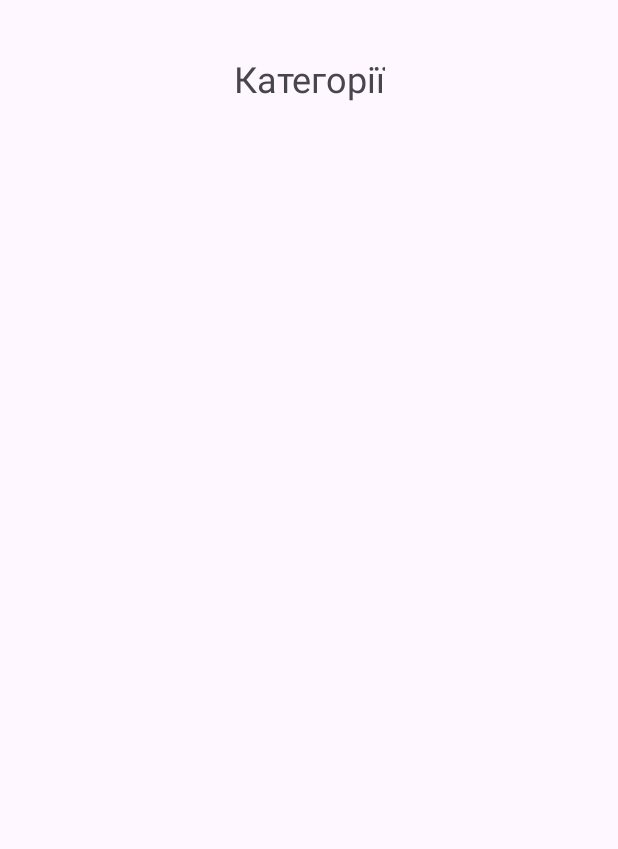
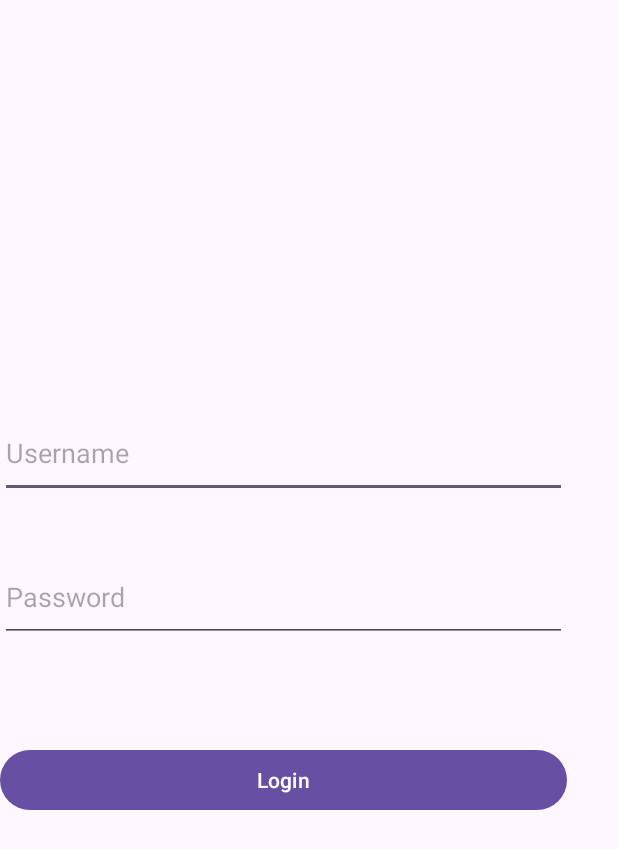
Before and after one commit to kutukov2000/Learn-Android, an Android app: the screen it shows after launch (MainActivity), on a phone screen of 412 x 824 dp. Before the commit the part shown is almost empty. Shown: the top 849 px of the screen. Run offline under Robolectric (Android 15) with nearby library versions, the phone set to English and light mode, and no system bars.

Commit message:
feat: login ✨

```diff
--- a/app/src/main/java/com/example/firstapp/MainActivity.java
+++ b/app/src/main/java/com/example/firstapp/MainActivity.java
@@ -2,8 +2,12 @@ package com.example.firstapp;
 
 import android.os.Bundle;
 import android.util.Log;
+import android.view.View;
+import android.widget.Button;
+import android.widget.EditText;
 import android.widget.ImageView;
 import android.widget.TextView;
+import android.widget.Toast;
 
 import androidx.annotation.NonNull;
 import androidx.appcompat.app.AppCompatActivity;
@@ -15,6 +19,8 @@ import com.bumptech.glide.request.RequestOptions;
 import com.example.firstapp.application.HomeApplication;
 import com.example.firstapp.category.CategoriesAdapter;
 import com.example.firstapp.dto.category.CategoryItemDTO;
+import com.example.firstapp.models.LoginRequest;
+import com.example.firstapp.models.LoginResponse;
 import com.example.firstapp.models.Post;
 import com.example.firstapp.services.ApplicationNetwork;
 import com.example.firstapp.services.NetworkService;
@@ -27,35 +33,82 @@ import retrofit2.Response;
 
 public class MainActivity extends AppCompatActivity {
 
-    RecyclerView rcCategories;
+//    RecyclerView rcCategories;
+//
+//    @Override
+//    protected void onCreate(Bundle savedInstanceState) {
+//        super.onCreate(savedInstanceState);
+//        setContentView(R.layout.activity_main);
+//
+//        rcCategories = findViewById(R.id.rcCategories);
+//        rcCategories.setHasFixedSize(true);
+//        rcCategories.setLayoutManager(new GridLayoutManager(this, 1, RecyclerView.VERTICAL, false));
+//
+//
+//        ApplicationNetwork
+//                .getInstance()
+//                .getCategoriesApi()
+//                .list()
+//                .enqueue(new Callback<List<CategoryItemDTO>>() {
+//                    @Override
+//                    public void onResponse(Call<List<CategoryItemDTO>> call, Response<List<CategoryItemDTO>> response) {
+//                        if (response.isSuccessful()) {
+//                            List<CategoryItemDTO> items = response.body();
+//                            CategoriesAdapter ca = new CategoriesAdapter(items);
+//                            rcCategories.setAdapter(ca);
+//                        }
+//                    }
+//
+//                    @Override
+//                    public void onFailure(Call<List<CategoryItemDTO>> call, Throwable throwable) {
+//                        Log.e("--problem--", "error server");
+//                    }
+//                });
+//    }
+
+    private EditText editTextUsername, editTextPassword;
+    private Button buttonLogin;
 
     @Override
     protected void onCreate(Bundle savedInstanceState) {
         super.onCreate(savedInstanceState);
-        setContentView(R.layout.activity_main);
+        setContentView(R.layout.login_view);
 
-        rcCategories = findViewById(R.id.rcCategories);
-        rcCategories.setHasFixedSize(true);
-        rcCategories.setLayoutManager(new GridLayoutManager(this, 1, RecyclerView.VERTICAL, false));
+        // Initialize UI elements
+        editTextUsername = findViewById(R.id.editTextUsername);
+        editTextPassword = findViewById(R.id.editTextPassword);
+        buttonLogin = findViewById(R.id.buttonLogin);
 
+        // Set a click listener for the login button
+        buttonLogin.setOnClickListener(new View.OnClickListener() {
+            @Override
+            public void onClick(View view) {
+                // Retrieve entered username and password
+                String username = editTextUsername.getText().toString();
+                String password = editTextPassword.getText().toString();
 
                 ApplicationNetwork
                         .getInstance()
                         .getCategoriesApi()
-                .list()
-                .enqueue(new Callback<List<CategoryItemDTO>>() {
+                        .login(new LoginRequest(editTextUsername.getText().toString(), editTextPassword.getText().toString()))
+                        .enqueue(new Callback<LoginResponse>() {
                             @Override
-                    public void onResponse(Call<List<CategoryItemDTO>> call, Response<List<CategoryItemDTO>> response) {
+                            public void onResponse(@NonNull Call<LoginResponse> call, @NonNull Response<LoginResponse> response) {
                                 if (response.isSuccessful()) {
-                            List<CategoryItemDTO> items = response.body();
-                            CategoriesAdapter ca = new CategoriesAdapter(items);
-                            rcCategories.setAdapter(ca);
+                                    // Login successful
+                                    Toast.makeText(MainActivity.this, "Login successful", Toast.LENGTH_SHORT).show();
+                                } else {
+                                    // Login failed due to unexpected response from server
+                                    Toast.makeText(MainActivity.this, "Invalid username or password", Toast.LENGTH_SHORT).show();
                                 }
                             }
 
                             @Override
-                    public void onFailure(Call<List<CategoryItemDTO>> call, Throwable throwable) {
-                        Log.e("--problem--", "error server");
+                            public void onFailure(@NonNull Call<LoginResponse> call, @NonNull Throwable t) {
+                                t.printStackTrace();
+                                Toast.makeText(MainActivity.this, "Unexpected response from server", Toast.LENGTH_SHORT).show();
+                            }
+                        });
             }
         });
     }
--- /dev/null
+++ b/app/src/main/java/com/example/firstapp/models/LoginResponse.java
@@ -0,0 +1,5 @@
+package com.example.firstapp.models;
+
+public class LoginResponse {
+    public String token;
+}
--- /dev/null
+++ b/app/src/main/res/layout/login_view.xml
@@ -0,0 +1,43 @@
+<?xml version="1.0" encoding="utf-8"?>
+<androidx.constraintlayout.widget.ConstraintLayout xmlns:android="http://schemas.android.com/apk/res/android"
+    xmlns:app="http://schemas.android.com/apk/res-auto"
+    xmlns:tools="http://schemas.android.com/tools"
+    android:layout_width="match_parent"
+    android:layout_height="match_parent">
+
+    <!-- Username EditText -->
+
+    <!-- Password EditText -->
+
+    <!-- Login Button -->
+
+    <EditText
+        android:id="@+id/editTextUsername"
+        android:layout_width="378dp"
+        android:layout_height="60dp"
+        android:layout_marginTop="272dp"
+        android:hint="Username"
+        android:inputType="text"
+        app:layout_constraintTop_toTopOf="parent"
+        tools:layout_editor_absoluteX="16dp" />
+
+    <EditText
+        android:id="@+id/editTextPassword"
+        android:layout_width="378dp"
+        android:layout_height="60dp"
+        android:layout_marginTop="36dp"
+        android:hint="Password"
+        android:inputType="textPassword"
+        app:layout_constraintTop_toBottomOf="@+id/editTextUsername"
+        tools:layout_editor_absoluteX="17dp" />
+
+    <Button
+        android:id="@+id/buttonLogin"
+        android:layout_width="378dp"
+        android:layout_height="wrap_content"
+        android:layout_marginTop="68dp"
+        android:text="Login"
+        app:layout_constraintTop_toBottomOf="@+id/editTextPassword"
+        tools:layout_editor_absoluteX="17dp" />
+
+</androidx.constraintlayout.widget.ConstraintLayout>
```
Also changed, not shown: app/src/main/java/com/example/firstapp/models/LoginRequest.java (added, +11 -0 lines), app/src/main/java/com/example/firstapp/network/CategoriesApi.java (+8 -0 lines). Lines whose indentation alone changed are shown as unchanged.
